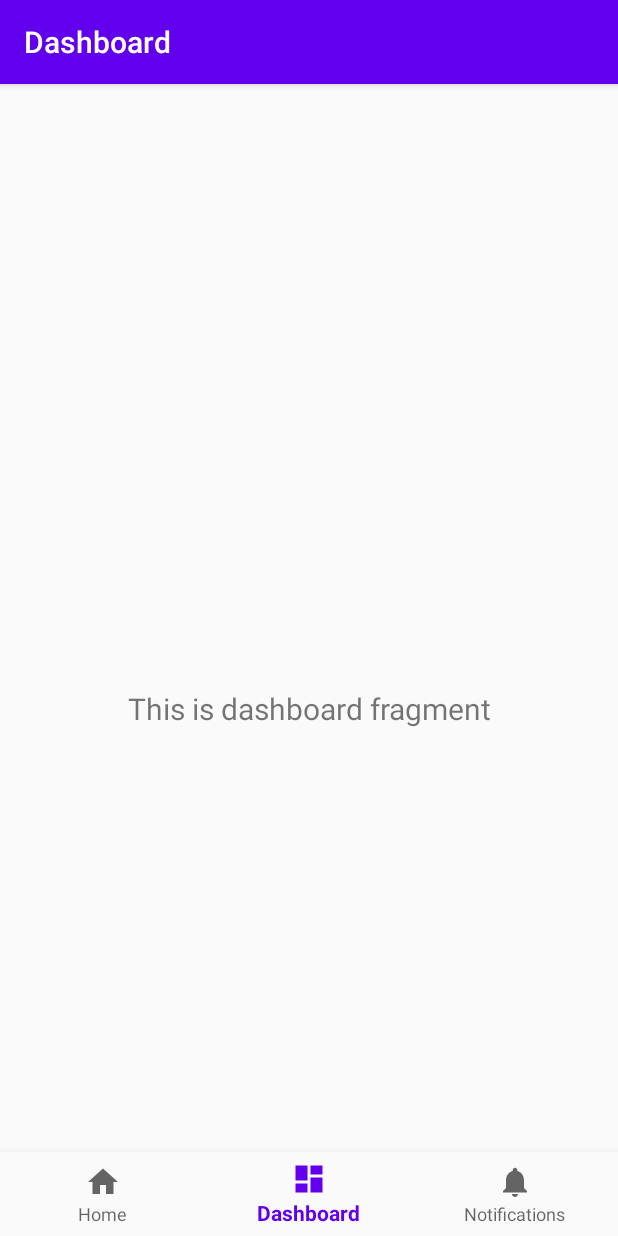
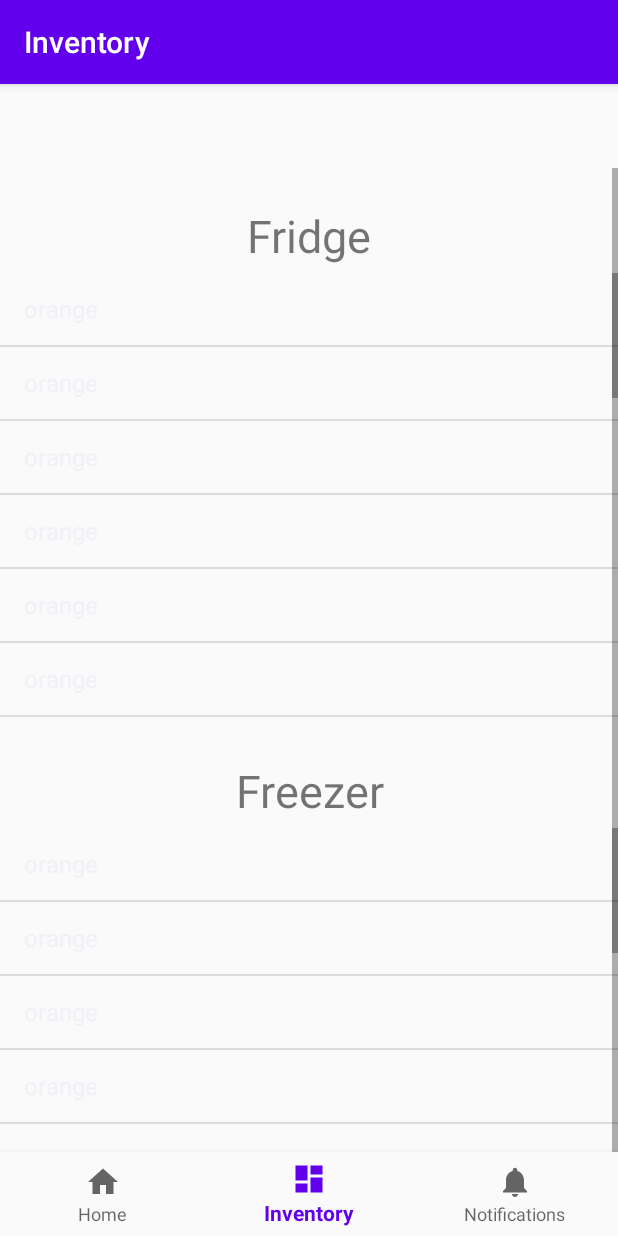
Before and after one commit to lcao1812/Smart_Fridge_Interface, an Android app: the screen it shows after launch (MainActivity), item 2 of the bottom bar chosen, on a phone screen of 412 x 824 dp. Run offline under Robolectric (Android 15) with nearby library versions, the phone set to English and light mode, and no system bars; our stand-ins replace navigation-ui.

Commit message:
added horizontal prototype of inventory will add better display for items later

```diff
--- a/app/src/main/java/com/example/cmsc434smartfridgeproject/MainActivity.java
+++ b/app/src/main/java/com/example/cmsc434smartfridgeproject/MainActivity.java
@@ -20,7 +20,7 @@ public class MainActivity extends AppCompatActivity {
         // Passing each menu ID as a set of Ids because each
         // menu should be considered as top level destinations.
         AppBarConfiguration appBarConfiguration = new AppBarConfiguration.Builder(
-                R.id.navigation_home, R.id.navigation_dashboard, R.id.navigation_notifications)
+                R.id.navigation_home, R.id.navigation_inventory, R.id.navigation_notifications)
                 .build();
         NavController navController = Navigation.findNavController(this, R.id.nav_host_fragment);
         NavigationUI.setupActionBarWithNavController(this, navController, appBarConfiguration);
--- a/app/src/main/java/com/example/cmsc434smartfridgeproject/ui/dashboard/DashboardFragment.java
+++ /dev/null
@@ -1,35 +0,0 @@
-package com.example.cmsc434smartfridgeproject.ui.dashboard;
-
-import android.os.Bundle;
-import android.view.LayoutInflater;
-import android.view.View;
-import android.view.ViewGroup;
-import android.widget.TextView;
-
-import androidx.annotation.NonNull;
-import androidx.annotation.Nullable;
-import androidx.fragment.app.Fragment;
-import androidx.lifecycle.Observer;
-import androidx.lifecycle.ViewModelProviders;
-
-import com.example.cmsc434smartfridgeproject.R;
-
-public class DashboardFragment extends Fragment {
-
-    private DashboardViewModel dashboardViewModel;
-
-    public View onCreateView(@NonNull LayoutInflater inflater,
-                             ViewGroup container, Bundle savedInstanceState) {
-        dashboardViewModel =
-                ViewModelProviders.of(this).get(DashboardViewModel.class);
-        View root = inflater.inflate(R.layout.fragment_dashboard, container, false);
-        final TextView textView = root.findViewById(R.id.text_dashboard);
-        dashboardViewModel.getText().observe(getViewLifecycleOwner(), new Observer<String>() {
-            @Override
-            public void onChanged(@Nullable String s) {
-                textView.setText(s);
-            }
-        });
-        return root;
-    }
-}
--- /dev/null
+++ b/app/src/main/java/com/example/cmsc434smartfridgeproject/ui/inventory/InventoryFragment.java
@@ -0,0 +1,115 @@
+package com.example.cmsc434smartfridgeproject.ui.inventory;
+
+import android.app.Activity;
+import android.os.Bundle;
+import android.view.LayoutInflater;
+import android.view.MotionEvent;
+import android.view.View;
+import android.view.ViewGroup;
+import android.widget.ArrayAdapter;
+import android.widget.ListView;
+import android.widget.TextView;
+
+import androidx.annotation.NonNull;
+import androidx.annotation.Nullable;
+import androidx.fragment.app.Fragment;
+import androidx.lifecycle.Observer;
+import androidx.lifecycle.ViewModelProviders;
+
+import com.example.cmsc434smartfridgeproject.R;
+
+import java.util.ArrayList;
+import java.util.List;
+
+public class InventoryFragment extends Fragment {
+
+    private InventoryViewModel inventoryViewModel;
+    ListView fridgelistView;
+    ListView freezerlistView;
+    ArrayAdapter arrayAdapter;
+    List list;
+    public View onCreateView(@NonNull LayoutInflater inflater,
+                             ViewGroup container, Bundle savedInstanceState) {
+        inventoryViewModel =
+                ViewModelProviders.of(this).get(InventoryViewModel.class);
+        View root = inflater.inflate(R.layout.fragment_inventory, container, false);
+        fridgelistView = root.findViewById(R.id._fridge_inventory_list);
+        fridgelistView.setOnTouchListener(new ListView.OnTouchListener() {
+            @Override
+            public boolean onTouch(View v, MotionEvent event) {
+                int action = event.getAction();
+                switch (action) {
+                    case MotionEvent.ACTION_DOWN:
+                        // Disallow ScrollView to intercept touch events.
+                        v.getParent().requestDisallowInterceptTouchEvent(true);
+                        break;
+
+                    case MotionEvent.ACTION_UP:
+                        // Allow ScrollView to intercept touch events.
+                        v.getParent().requestDisallowInterceptTouchEvent(false);
+                        break;
+                }
+
+                // Handle ListView touch events.
+                v.onTouchEvent(event);
+                return true;
+            }
+        });
+        freezerlistView = root.findViewById(R.id._freezer_inventory_list);
+        freezerlistView.setOnTouchListener(new ListView.OnTouchListener() {
+            @Override
+            public boolean onTouch(View v, MotionEvent event) {
+                int action = event.getAction();
+                switch (action) {
+                    case MotionEvent.ACTION_DOWN:
+                        // Disallow ScrollView to intercept touch events.
+                        v.getParent().requestDisallowInterceptTouchEvent(true);
+                        break;
+
+                    case MotionEvent.ACTION_UP:
+                        // Allow ScrollView to intercept touch events.
+                        v.getParent().requestDisallowInterceptTouchEvent(false);
+                        break;
+                }
+
+                // Handle ListView touch events.
+                v.onTouchEvent(event);
+                return true;
+            }
+        });
+        list = new ArrayList();
+        list.add("orange");
+        list.add("orange");
+        list.add("orange");
+        list.add("orange");
+        list.add("orange");
+        list.add("orange");
+        list.add("orange");
+        list.add("orange");
+        list.add("orange");
+        list.add("orange");
+        list.add("orange");
+        list.add("orange");
+        list.add("orange");
+        list.add("orange");
+        list.add("orange");
+        list.add("orange");
+        list.add("orange");
+        list.add("orange");
+        list.add("orange");
+        list.add("orange");
+        list.add("orange");
+        list.add("orange");
+
+        arrayAdapter = new ArrayAdapter(getActivity().getApplicationContext(), android.R.layout.simple_list_item_1, list);
+        fridgelistView.setAdapter(arrayAdapter);
+        freezerlistView.setAdapter(arrayAdapter);
+//        inventoryViewModel.getText().observe(getViewLifecycleOwner(), new Observer<String>() {
+//            @Override
+//            public void onChanged(@Nullable String s) {
+//                textView.setText(s);
+//            }
+//        });
+        return root;
+    }
+}
--- a/app/src/main/java/com/example/cmsc434smartfridgeproject/ui/dashboard/DashboardViewModel.java
+++ b/app/src/main/java/com/example/cmsc434smartfridgeproject/ui/inventory/InventoryViewModel.java
@@ -1,16 +1,16 @@
-package com.example.cmsc434smartfridgeproject.ui.dashboard;
+package com.example.cmsc434smartfridgeproject.ui.inventory;
 
 import androidx.lifecycle.LiveData;
 import androidx.lifecycle.MutableLiveData;
 import androidx.lifecycle.ViewModel;
 
-public class DashboardViewModel extends ViewModel {
+public class InventoryViewModel extends ViewModel {
 
     private MutableLiveData<String> mText;
 
-    public DashboardViewModel() {
+    public InventoryViewModel() {
         mText = new MutableLiveData<>();
-        mText.setValue("This is dashboard fragment");
+        mText.setValue("This is inventory fragment");
     }
 
     public LiveData<String> getText() {
--- a/app/src/main/res/layout/fragment_dashboard.xml
+++ /dev/null
@@ -1,22 +0,0 @@
-<?xml version="1.0" encoding="utf-8"?>
-<androidx.constraintlayout.widget.ConstraintLayout xmlns:android="http://schemas.android.com/apk/res/android"
-    xmlns:app="http://schemas.android.com/apk/res-auto"
-    xmlns:tools="http://schemas.android.com/tools"
-    android:layout_width="match_parent"
-    android:layout_height="match_parent"
-    tools:context=".ui.dashboard.DashboardFragment">
-
-    <TextView
-        android:id="@+id/text_dashboard"
-        android:layout_width="match_parent"
-        android:layout_height="wrap_content"
-        android:layout_marginStart="8dp"
-        android:layout_marginTop="8dp"
-        android:layout_marginEnd="8dp"
-        android:textAlignment="center"
-        android:textSize="20sp"
-        app:layout_constraintBottom_toBottomOf="parent"
-        app:layout_constraintEnd_toEndOf="parent"
-        app:layout_constraintStart_toStartOf="parent"
-        app:layout_constraintTop_toTopOf="parent" />
-</androidx.constraintlayout.widget.ConstraintLayout>
--- /dev/null
+++ b/app/src/main/res/layout/fragment_inventory.xml
@@ -0,0 +1,72 @@
+<?xml version="1.0" encoding="utf-8"?>
+<androidx.constraintlayout.widget.ConstraintLayout xmlns:android="http://schemas.android.com/apk/res/android"
+    xmlns:app="http://schemas.android.com/apk/res-auto"
+    xmlns:tools="http://schemas.android.com/tools"
+    android:layout_width="match_parent"
+    android:layout_height="match_parent"
+    tools:context=".ui.inventory.InventoryFragment">
+
+    <ScrollView
+        android:layout_width="match_parent"
+        android:nestedScrollingEnabled="true"
+        android:layout_height="match_parent"
+        tools:layout_editor_absoluteX="29dp"
+        tools:layout_editor_absoluteY="16dp"
+        >
+
+        <LinearLayout
+            android:layout_width="wrap_content"
+            android:layout_height="wrap_content"
+            android:orientation="vertical"
+            app:layout_constraintBottom_toBottomOf="parent"
+            app:layout_constraintEnd_toEndOf="parent"
+            app:layout_constraintStart_toStartOf="parent"
+            app:layout_constraintTop_toTopOf="parent">
+
+            <TextView
+                android:id="@+id/_fridge_inventory_list_header"
+                android:layout_width="match_parent"
+                android:layout_height="50dp"
+                android:layout_marginLeft="10dp"
+                android:layout_marginTop="20dp"
+                android:layout_marginRight="10dp"
+                android:text="Fridge"
+                android:gravity="center"
+                android:textSize="30dp"
+                app:layout_constraintBottom_toTopOf="@id/_fridge_inventory_list"
+                app:layout_constraintStart_toStartOf="parent"
+                app:layout_constraintTop_toTopOf="parent"
+                />
+
+            <ListView
+                android:id="@+id/_fridge_inventory_list"
+                android:layout_width="match_parent"
+                android:layout_height="300dp"
+                app:layout_constraintBottom_toTopOf="@id/_fridge_inventory_list"
+                app:layout_constraintStart_toEndOf="@id/_fridge_inventory_list_header"
+                app:layout_constraintTop_toBottomOf="@id/_fridge_inventory_list_header" />
+
+            <TextView
+                android:id="@+id/_freezer_inventory_list_header"
+                android:layout_width="match_parent"
+                android:layout_height="50dp"
+                android:layout_marginLeft="10dp"
+                android:layout_marginTop="20dp"
+                android:layout_marginRight="10dp"
+                android:text="Freezer"
+                android:gravity="center"
+                android:textSize="30dp"
+                app:layout_constraintBottom_toTopOf="@id/_fridge_inventory_list"
+                app:layout_constraintStart_toStartOf="parent"
+                app:layout_constraintTop_toTopOf="parent" />
+
+            <ListView
+                android:id="@+id/_freezer_inventory_list"
+                android:layout_width="match_parent"
+                android:layout_height="300dp"
+                app:layout_constraintBottom_toTopOf="@id/_fridge_inventory_list"
+                app:layout_constraintStart_toEndOf="@id/_fridge_inventory_list_header"
+                app:layout_constraintTop_toBottomOf="@id/_fridge_inventory_list_header" />
+        </LinearLayout>
+    </ScrollView>
+</androidx.constraintlayout.widget.ConstraintLayout>
--- a/app/src/main/res/menu/bottom_nav_menu.xml
+++ b/app/src/main/res/menu/bottom_nav_menu.xml
@@ -7,9 +7,9 @@
         android:title="@string/title_home" />
 
     <item
-        android:id="@+id/navigation_dashboard"
+        android:id="@+id/navigation_inventory"
         android:icon="@drawable/ic_dashboard_black_24dp"
-        android:title="@string/title_dashboard" />
+        android:title="@string/title_inventory" />
 
     <item
         android:id="@+id/navigation_notifications"
--- a/app/src/main/res/navigation/mobile_navigation.xml
+++ b/app/src/main/res/navigation/mobile_navigation.xml
@@ -12,10 +12,10 @@
         tools:layout="@layout/fragment_home" />
 
     <fragment
-        android:id="@+id/navigation_dashboard"
-        android:name="com.example.cmsc434smartfridgeproject.ui.dashboard.DashboardFragment"
-        android:label="@string/title_dashboard"
-        tools:layout="@layout/fragment_dashboard" />
+        android:id="@+id/navigation_inventory"
+        android:name="com.example.cmsc434smartfridgeproject.ui.inventory.InventoryFragment"
+        android:label="@string/title_inventory"
+        tools:layout="@layout/fragment_inventory" />
 
     <fragment
         android:id="@+id/navigation_notifications"
--- a/app/src/main/res/values/strings.xml
+++ b/app/src/main/res/values/strings.xml
@@ -1,6 +1,6 @@
 <resources>
     <string name="app_name">CMSC434SmartFridgeProject</string>
     <string name="title_home">Home</string>
-    <string name="title_dashboard">Dashboard</string>
+    <string name="title_inventory">Inventory</string>
     <string name="title_notifications">Notifications</string>
 </resources>
```
